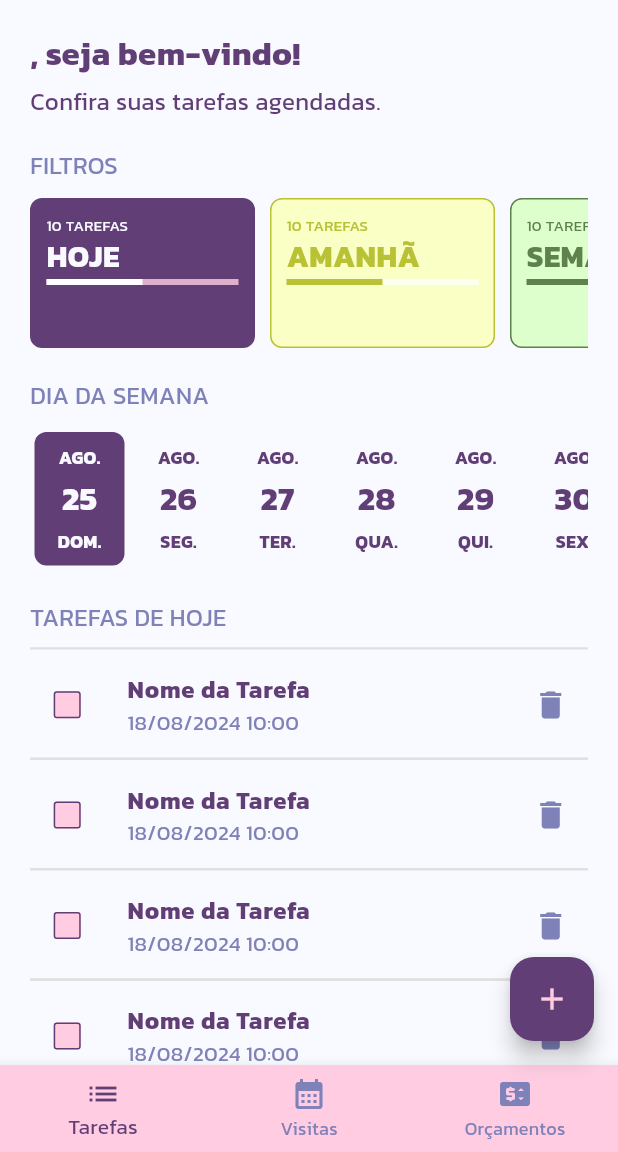
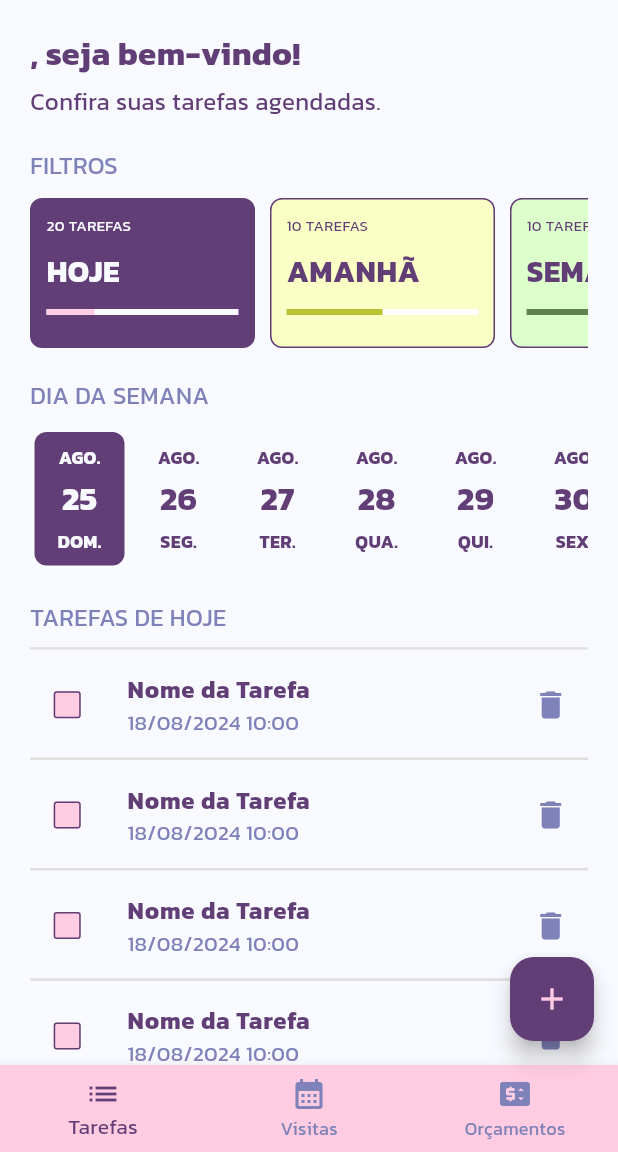
Before and after one commit to CristianoStroher/organizame, a Flutter app: the screen it shows once a user with an empty profile is signed in, on a phone screen of 412 x 824 dp, the part 84-1236 px from its top. Run offline on Flutter 3.47's test engine with Material 3 defaults, Android fonts, the phone set to English and light mode, and no system bars; drawn by our look-alikes of date_picker_timeline; our stand-ins replace cloud_firestore, firebase_auth, firebase_core, flutter_signin_button, google_fonts, google_sign_in and 4 more; missing offline and left inert: flutter_overlay_loader, validatorless; accounts and stored records are empty; generated files the repository leaves out were written again; network calls fail.

Commit message:
ajustado cores seleção

```diff
--- a/lib/app/models/info.txt
+++ /dev/null
@@ -1 +0,0 @@
-Responsável por guardar as classes e objetos utilizados pelo app
--- /dev/null
+++ b/lib/app/models/task_filter_enum.dart
@@ -0,0 +1,5 @@
+enum TaskFilterEnum {
+  today,
+  tomorrow,
+  week,
+}
--- /dev/null
+++ b/lib/app/models/task_total_filter.dart
@@ -0,0 +1,12 @@
+// ignore_for_file: public_member_api_docs, sort_constructors_first
+
+class TaskTotalFilter {
+  final int totalTasks;
+  final int totalTasksFinished;
+
+  TaskTotalFilter({
+    required this.totalTasks,
+    required this.totalTasksFinished,
+  });
+
+}
--- a/lib/app/modules/home/home_controller.dart
+++ b/lib/app/modules/home/home_controller.dart
@@ -0,0 +1,12 @@
+import 'package:organizame/app/core/notifier/defaut_change_notifer.dart';
+import 'package:organizame/app/models/task_filter_enum.dart';
+
+class HomeController extends DefautChangeNotifer {
+
+  var filterSelected = TaskFilterEnum.today;
+
+
+
+
+
+}
--- a/lib/app/modules/home/home_module.dart
+++ b/lib/app/modules/home/home_module.dart
@@ -1,10 +1,16 @@
 import 'package:organizame/app/core/modules/organizame_module.dart';
+import 'package:organizame/app/modules/home/home_controller.dart';
 import 'package:organizame/app/modules/home/home_page.dart';
+import 'package:provider/provider.dart';
 
 class HomeModule extends OrganizameModule {
   HomeModule()
       : super(
-          /* bindings: [], */
+          bindings: [
+            ChangeNotifierProvider(
+              create: (context) => HomeController(),
+            ),
+          ],
           routers: {
             '/home': (context) => const HomePage(),
 
--- a/lib/app/modules/home/widgets/home_card_filter.dart
+++ b/lib/app/modules/home/widgets/home_card_filter.dart
@@ -1,14 +1,20 @@
+// ignore_for_file: public_member_api_docs, sort_constructors_first
 import 'package:flutter/material.dart';
+
 import 'package:organizame/app/core/ui/theme_extensions.dart';
+import 'package:organizame/app/models/task_filter_enum.dart';
+import 'package:organizame/app/models/task_total_filter.dart';
 
 class HomeCardFilter extends StatelessWidget {
-
   final String label;
   final Color color;
   final Color borderColor;
   final Color textColor;
   final Color linearProgress;
-  final Color value;
+  final Color valueColor;
+  final TaskFilterEnum taskFilterEnum;
+  final TaskTotalFilter? taskTotalFilter;
+  final bool isSelected;
 
   const HomeCardFilter({
     super.key,
@@ -17,8 +23,23 @@ class HomeCardFilter extends StatelessWidget {
     required this.borderColor,
     required this.textColor,
     required this.linearProgress,
-    required this.value,
+    required this.valueColor,
+    required this.taskFilterEnum,
+    this.taskTotalFilter,
+    required this.isSelected,
   });
+
+  double _getPercentFinished() {
+    final total = taskTotalFilter?.totalTasks ?? 0.0;
+    final totalFinished = taskTotalFilter?.totalTasksFinished ?? 0.1;
+
+    if (total == 0) {
+      return 0.0;
+    }
+
+    final percent = (totalFinished * 100) / total;
+    return percent / 100;
+  }
 
   @override
   Widget build(BuildContext context) {
@@ -28,9 +49,12 @@ class HomeCardFilter extends StatelessWidget {
         maxWidth: 150,
       ),
       decoration: BoxDecoration(
-        color: color,
+        color: isSelected ? context.primaryColor : color,
         borderRadius: BorderRadius.circular(8),
-        border: Border.all(color: borderColor, width: 1),
+        border: Border.all(
+          color: isSelected ? color : context.primaryColor,
+          width: 1
+          ),
       ),
       margin: const EdgeInsets.only(right: 10),
       padding: const EdgeInsets.all(10),
@@ -38,22 +62,33 @@ class HomeCardFilter extends StatelessWidget {
         crossAxisAlignment: CrossAxisAlignment.start,
         children: [
           Text(
-            '10 TAREFAS',
+            '${taskTotalFilter?.totalTasks ?? 0} TAREFAS',
             style: TextStyle(
-              color: textColor,
-              fontSize: 10),
+              color: isSelected ? context.scaffoldBackgroundColor : textColor,
+              fontSize: 10
+            ),
           ),
+          const SizedBox(height: 10),
           Text(
             label,
             style: TextStyle(
-                color: textColor,
+                color: isSelected ? context.scaffoldBackgroundColor : textColor,
                 fontSize: 20,
-                fontWeight: FontWeight.bold),
+                fontWeight: FontWeight.bold
+            ),
           ),
-          LinearProgressIndicator(
-            value: .5,
-            backgroundColor: linearProgress.withOpacity(.8),
-            valueColor: AlwaysStoppedAnimation(value),
+          const SizedBox(height: 10),
+          TweenAnimationBuilder<double>(
+            tween: Tween(
+              begin: 0.0,
+              end: _getPercentFinished(),
+            ),
+            duration: const Duration(seconds: 1),
+            builder: (context, double value, child) => LinearProgressIndicator(
+              value: value,
+              backgroundColor: isSelected ? context.scaffoldBackgroundColor : linearProgress,
+              valueColor: AlwaysStoppedAnimation(isSelected ? context.primaryColorLight : valueColor,),
+            ),
           ),
         ],
       ),
--- a/lib/app/modules/home/widgets/home_filters.dart
+++ b/lib/app/modules/home/widgets/home_filters.dart
@@ -1,6 +1,11 @@
 import 'package:flutter/material.dart';
+import 'package:organizame/app/models/task_filter_enum.dart';
 import 'package:organizame/app/core/ui/theme_extensions.dart';
+import 'package:organizame/app/models/task_total_filter.dart';
+import 'package:organizame/app/modules/home/home_controller.dart';
 import 'package:organizame/app/modules/home/widgets/home_card_filter.dart';
+import 'package:provider/provider.dart';
+
 
 class HomeFilters extends StatelessWidget {
   const HomeFilters({super.key});
@@ -20,27 +25,36 @@ class HomeFilters extends StatelessWidget {
           child: Row(
             children: [
               HomeCardFilter(
+                isSelected: context.select<HomeController, TaskFilterEnum>((value) => value.filterSelected) == TaskFilterEnum.today,
+                taskFilterEnum: TaskFilterEnum.today,
+                taskTotalFilter: TaskTotalFilter(totalTasks: 20, totalTasksFinished: 5),
                 label: 'HOJE',
                 color: context.primaryColor,
                 borderColor: context.primaryColor,
-                textColor: context.scaffoldBackgroundColor,
-                linearProgress: context.primaryColorLight,
-                value: Colors.white,
+                textColor: context.primaryColor,
+                linearProgress: context.scaffoldBackgroundColor,
+                valueColor: context.secondaryColor,
               ),
-              const HomeCardFilter(
+              HomeCardFilter(
+                isSelected: context.select<HomeController, TaskFilterEnum>((value) => value.filterSelected) == TaskFilterEnum.tomorrow,
+                taskFilterEnum: TaskFilterEnum.tomorrow,
+                taskTotalFilter: TaskTotalFilter(totalTasks: 10, totalTasksFinished: 5),
                 label: 'AMANHÃ',
-                color: Color(0xFFFAFFC5),
-                borderColor: Color.fromARGB(255, 185, 193, 52),
-                textColor: Color.fromARGB(255, 185, 193, 52),
-                value: Color.fromARGB(255, 185, 193, 52),
+                color: const Color(0xFFFAFFC5),
+                borderColor:context.primaryColor,
+                textColor:context.primaryColor,
+                valueColor:const Color.fromARGB(255, 185, 193, 52),
                 linearProgress: Colors.white,
               ),
-              const HomeCardFilter(
+              HomeCardFilter(
+                isSelected: context.select<HomeController, TaskFilterEnum>((value) => value.filterSelected) == TaskFilterEnum.week,
+                taskFilterEnum: TaskFilterEnum.week,
+                taskTotalFilter: TaskTotalFilter(totalTasks: 10, totalTasksFinished: 5),
                 label: 'SEMANA',
-                color: Color(0xFFDDFFCC),
-                borderColor: Color.fromARGB(255, 93, 130, 75),
-                textColor: Color.fromARGB(255, 93, 130, 75),
-                value: Color.fromARGB(255, 93, 130, 75),
+                color: const Color(0xFFDDFFCC),
+                borderColor: context.primaryColor,
+                textColor: context.primaryColor,
+                valueColor: const Color.fromARGB(255, 93, 130, 75),
                 linearProgress: Colors.white,
               ),
             ],
```
